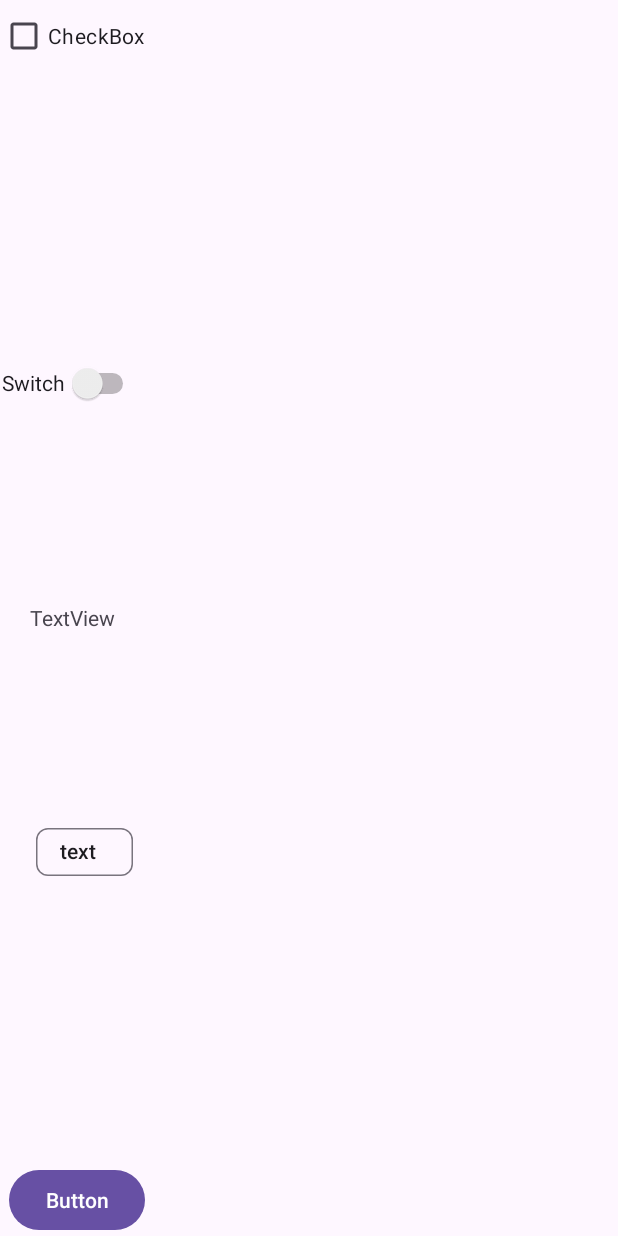
After one commit to Alex5ALEX/study_git, an Android app: the layout table_lauout.xml on its own in the app's theme, with its tools: preview values and no code run, on a phone screen of 412 x 824 dp. The commit adds this screen. Run offline under Robolectric (Android 15) with nearby library versions, the phone set to English and light mode, and no system bars.

Commit message:
hotfix androed

```diff
--- a/pmis/app/app/lab_2/src/main/res/layout/linear_layout.xml
+++ b/pmis/app/app/lab_2/src/main/res/layout/linear_layout.xml
@@ -43,7 +43,6 @@
                 android:id="@+id/switch2"
                 android:layout_width="wrap_content"
                 android:layout_height="wrap_content"
-                android:layout_weight="1"
                 android:minHeight="48dp"
                 android:text="Switch"
                 android:layout_gravity="center_vertical"/>
--- /dev/null
+++ b/pmis/app/app/lab_2/src/main/res/layout/table_lauout.xml
@@ -0,0 +1,113 @@
+<?xml version="1.0" encoding="utf-8"?>
+<android.widget.TableLayout xmlns:android="http://schemas.android.com/apk/res/android"
+    xmlns:app="http://schemas.android.com/apk/res-auto"
+    android:layout_width="match_parent"
+    android:layout_height="match_parent">
+
+
+
+
+    <TableRow
+        android:layout_width="match_parent"
+        android:layout_height="wrap_content"
+        android:layout_weight="1">
+
+        <CheckBox
+            android:id="@+id/checkBox3"
+            android:layout_width="wrap_content"
+            android:layout_height="wrap_content"
+            android:layout_gravity="left"
+            android:text="CheckBox" />
+    </TableRow>
+
+    <TableRow
+        android:layout_width="match_parent"
+        android:layout_height="match_parent"
+        android:layout_weight="1">
+
+        <TableRow
+            android:layout_width="match_parent"
+            android:layout_height="match_parent"
+            android:weightSum="5">
+
+            <Space
+                android:layout_width="wrap_content"
+                android:layout_height="wrap_content"
+                android:layout_weight="1"/>
+
+            <Switch
+                android:id="@+id/switch3"
+                android:layout_width="wrap_content"
+                android:layout_height="wrap_content"
+                android:layout_gravity="center"
+                android:layout_weight="1"
+                android:minHeight="48dp"
+                android:text="Switch" />
+
+            <Space
+                android:layout_width="wrap_content"
+                android:layout_height="wrap_content"
+                android:layout_weight="3"/>
+        </TableRow>
+
+    </TableRow>
+
+    <TableRow
+        android:layout_height="0dp"
+        android:layout_weight="1">
+
+        <TextView
+            android:id="@+id/textView2"
+            android:layout_width="wrap_content"
+            android:layout_height="wrap_content"
+            android:layout_gravity="center"
+            android:text="TextView" />
+    </TableRow>
+
+    <TableRow
+        android:layout_width="match_parent"
+        android:layout_height="match_parent"
+        android:layout_weight="1"
+        android:orientation="horizontal">
+
+        <TableRow
+            android:layout_width="match_parent"
+            android:layout_height="match_parent"
+            android:weightSum="5">
+
+            <Space
+                android:layout_width="wrap_content"
+                android:layout_height="wrap_content"
+                android:layout_weight="3"/>
+
+            <com.google.android.material.chip.Chip
+                android:id="@+id/chip3"
+                android:layout_width="wrap_content"
+                android:layout_height="wrap_content"
+                android:layout_gravity="center_vertical"
+                android:text="text"
+                android:layout_weight="1"/>
+
+            <Space
+                android:layout_width="wrap_content"
+                android:layout_height="wrap_content"
+                android:layout_weight="1"/>
+        </TableRow>
+
+
+
+    </TableRow>
+
+    <TableRow
+        android:layout_width="match_parent"
+        android:layout_height="match_parent"
+        android:layout_weight="1">
+
+        <Button
+            android:id="@+id/button2"
+            android:layout_width="wrap_content"
+            android:layout_height="wrap_content"
+            android:layout_gravity="bottom|right"
+            android:text="Button" />
+    </TableRow>
+</android.widget.TableLayout>
--- a/pmis/app/app/lab_2/src/main/res/layout/table_layout.xml
+++ b/pmis/app/app/lab_2/src/main/res/layout/table_layout.xml
@@ -46,9 +46,9 @@
                     android:layout_width="wrap_content"
                     android:layout_height="wrap_content"
                     android:layout_gravity="center"
+                    android:layout_weight="1"
                     android:minHeight="48dp"
-                    android:text="Switch"
-                    android:layout_weight="1"/>
+                    android:text="Switch" />
 
                 <Space
                     android:layout_width="wrap_content"
```
Also changed, not shown: pmis/app/app/lab_2/src/main/res/layout-land/activitu_main.xml (+10 -9 lines), pmis/app/app/lab_2/src/main/res/layout/grid_layout.xml (+14 -14 lines), pmis/app/app/lab_3/src/main/java/com/example/lab_3/MainActivity.java (+23 -2 lines), 3 other files.
